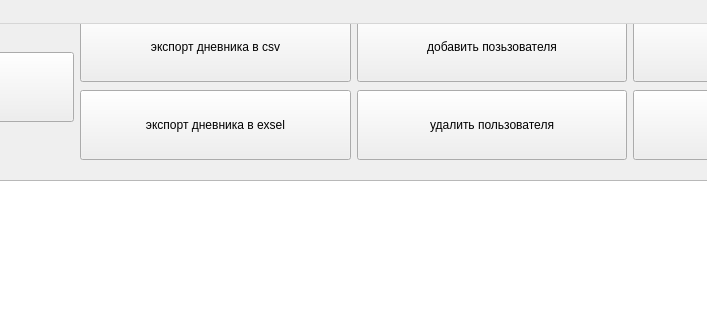
Tanax-Xt/Digital-journal-Desktop, file ui/main_window_3.ui: the form before one commit; both pictures show x 517 to 1224 and y 0 to 320 of the 1440 by 780 pixel window.
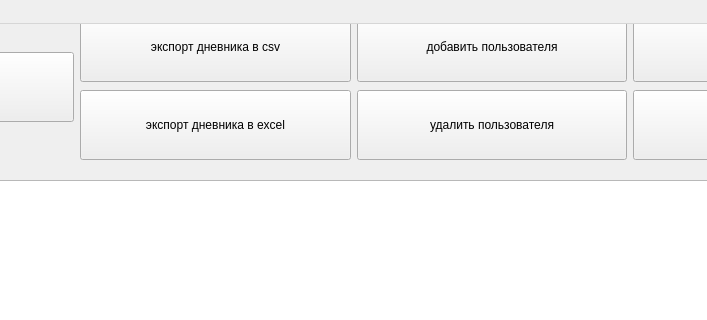
The form after the commit.

```diff
--- a/ui/main_window_3.ui
+++ b/ui/main_window_3.ui
@@ -81,7 +81,7 @@
           </size>
          </property>
          <property name="text">
-          <string>экспорт дневника в exsel</string>
+          <string>экспорт дневника в excel</string>
          </property>
         </widget>
        </item>
@@ -98,7 +98,7 @@
           </size>
          </property>
          <property name="text">
-          <string>добавить позьзователя</string>
+          <string>добавить пользователя</string>
          </property>
         </widget>
        </item>
```
